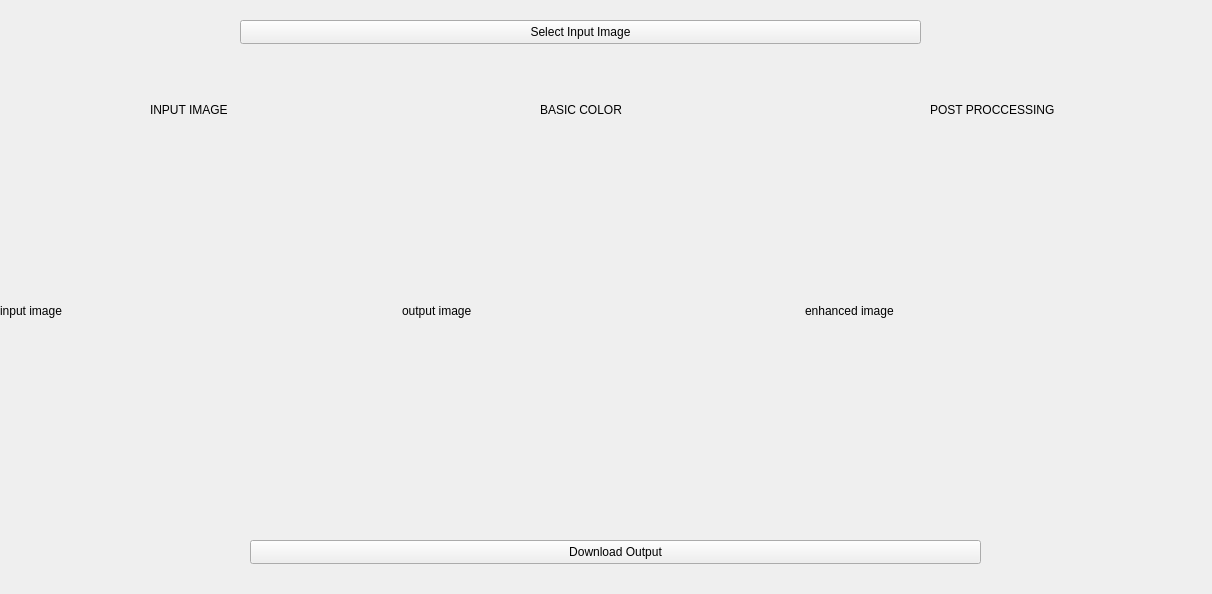
Qt form python_qt_gui/main.ui (MohammadIbraheem71/Lychee-color) before a commit.
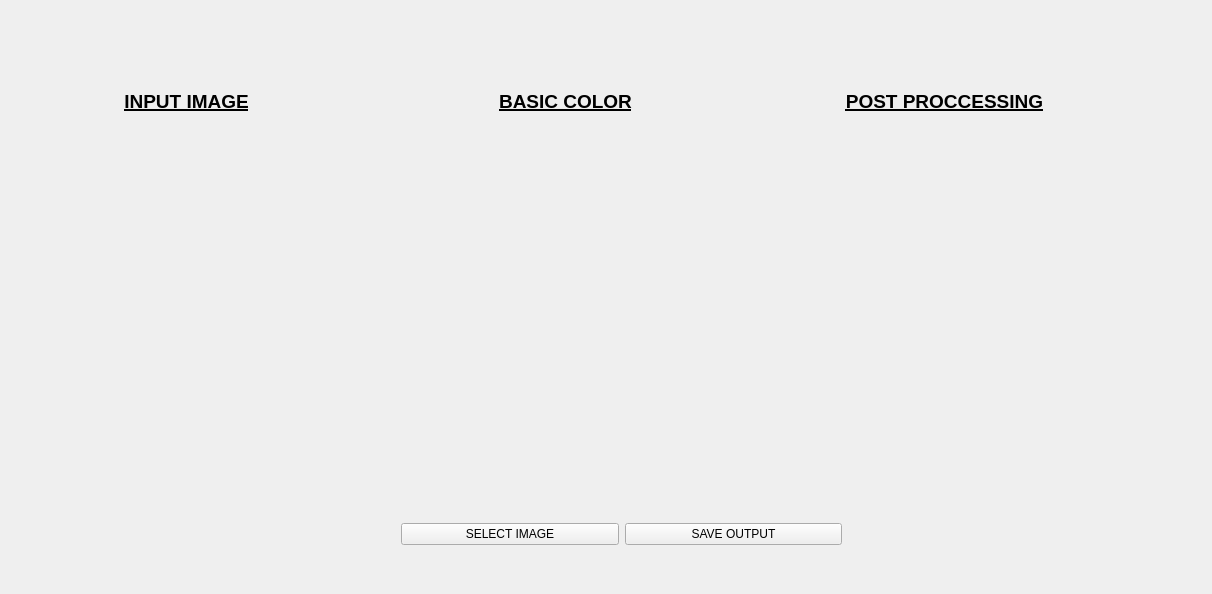
The same form after that commit.

Diff of the .ui file:
```diff
--- a/python_qt_gui/main.ui
+++ b/python_qt_gui/main.ui
@@ -13,72 +13,7 @@
   <property name="windowTitle">
    <string>Form</string>
   </property>
-  <widget class="QPushButton" name="selectinputimage">
-   <property name="geometry">
-    <rect>
-     <x>240</x>
-     <y>20</y>
-     <width>681</width>
-     <height>24</height>
-    </rect>
-   </property>
-   <property name="text">
-    <string>Select Input Image</string>
-   </property>
-  </widget>
-  <widget class="QPushButton" name="downloadimagebutton">
-   <property name="geometry">
-    <rect>
-     <x>250</x>
-     <y>540</y>
-     <width>731</width>
-     <height>24</height>
-    </rect>
-   </property>
-   <property name="text">
-    <string>Download Output</string>
-   </property>
-  </widget>
-  <widget class="QLabel" name="label">
-   <property name="geometry">
-    <rect>
-     <x>150</x>
-     <y>100</y>
-     <width>181</width>
-     <height>20</height>
-    </rect>
-   </property>
-   <property name="text">
-    <string>INPUT IMAGE</string>
-   </property>
-  </widget>
-  <widget class="QLabel" name="label_2">
-   <property name="geometry">
-    <rect>
-     <x>540</x>
-     <y>100</y>
-     <width>131</width>
-     <height>20</height>
-    </rect>
-   </property>
-   <property name="text">
-    <string>BASIC COLOR</string>
-   </property>
-  </widget>
-  <widget class="QLabel" name="label_3">
-   <property name="geometry">
-    <rect>
-     <x>930</x>
-     <y>100</y>
-     <width>141</width>
-     <height>20</height>
-    </rect>
-   </property>
-   <property name="text">
-    <string>POST PROCCESSING</string>
-   </property>
-  </widget>
-  <widget class="QWidget" name="">
+  <widget class="QWidget" name="layoutWidget">
    <property name="geometry">
     <rect>
      <x>0</x>
@@ -103,7 +38,7 @@
        </size>
       </property>
       <property name="text">
-       <string>input image</string>
+       <string/>
       </property>
       <property name="scaledContents">
        <bool>false</bool>
@@ -125,7 +60,7 @@
        </size>
       </property>
       <property name="text">
-       <string>output image</string>
+       <string/>
       </property>
       <property name="scaledContents">
        <bool>false</bool>
@@ -147,7 +82,7 @@
        </size>
       </property>
       <property name="text">
-       <string>enhanced image</string>
+       <string/>
       </property>
       <property name="scaledContents">
        <bool>false</bool>
@@ -156,6 +91,75 @@
     </item>
    </layout>
   </widget>
+  <widget class="QWidget" name="layoutWidget">
+   <property name="geometry">
+    <rect>
+     <x>0</x>
+     <y>50</y>
+     <width>1131</width>
+     <height>103</height>
+    </rect>
+   </property>
+   <layout class="QHBoxLayout" name="horizontalLayout_2">
+    <item>
+     <widget class="QLabel" name="label">
+      <property name="styleSheet">
+       <string notr="true">font: 9pt &quot;Segoe UI&quot;;</string>
+      </property>
+      <property name="text">
+       <string>&lt;html&gt;&lt;head/&gt;&lt;body&gt;&lt;p align=&quot;center&quot;&gt;&lt;span style=&quot; font-size:14pt; font-weight:700; text-decoration: underline;&quot;&gt;INPUT IMAGE&lt;/span&gt;&lt;/p&gt;&lt;/body&gt;&lt;/html&gt;</string>
+      </property>
+     </widget>
+    </item>
+    <item>
+     <widget class="QLabel" name="label_2">
+      <property name="styleSheet">
+       <string notr="true">font: 9pt &quot;Segoe Print&quot;;
+font: 9pt &quot;Segoe UI&quot;;</string>
+      </property>
+      <property name="text">
+       <string>&lt;html&gt;&lt;head/&gt;&lt;body&gt;&lt;p align=&quot;center&quot;&gt;&lt;span style=&quot; font-size:14pt; font-weight:700; text-decoration: underline;&quot;&gt;BASIC COLOR&lt;/span&gt;&lt;/p&gt;&lt;/body&gt;&lt;/html&gt;</string>
+      </property>
+     </widget>
+    </item>
+    <item>
+     <widget class="QLabel" name="label_3">
+      <property name="styleSheet">
+       <string notr="true">font: 9pt &quot;Segoe UI&quot;;</string>
+      </property>
+      <property name="text">
+       <string>&lt;html&gt;&lt;head/&gt;&lt;body&gt;&lt;p align=&quot;center&quot;&gt;&lt;span style=&quot; font-size:14pt; font-weight:700; text-decoration: underline;&quot;&gt;POST PROCCESSING&lt;/span&gt;&lt;/p&gt;&lt;/body&gt;&lt;/html&gt;</string>
+      </property>
+     </widget>
+    </item>
+   </layout>
+  </widget>
+  <widget class="QWidget" name="">
+   <property name="geometry">
+    <rect>
+     <x>401</x>
+     <y>521</y>
+     <width>441</width>
+     <height>26</height>
+    </rect>
+   </property>
+   <layout class="QHBoxLayout" name="horizontalLayout_3">
+    <item>
+     <widget class="QPushButton" name="selectinputimage">
+      <property name="text">
+       <string>SELECT IMAGE</string>
+      </property>
+     </widget>
+    </item>
+    <item>
+     <widget class="QPushButton" name="downloadimagebutton">
+      <property name="text">
+       <string>SAVE OUTPUT</string>
+      </property>
+     </widget>
+    </item>
+   </layout>
+  </widget>
  </widget>
  <resources/>
  <connections/>
```
